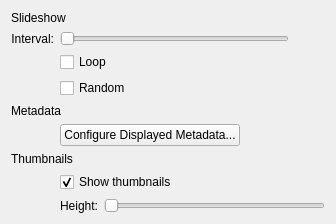
Before: the Qt Designer form app/fullscreenconfigdialog.ui in KDE/gwenview, drawn with Qt 5.
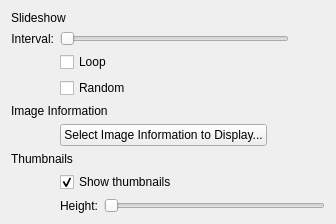
After: the same form once the commit is applied.

Commit message: "Metadata, Meta Information" => "Image Information"

What changed in the file:
```diff
--- a/app/fullscreenconfigdialog.ui
+++ b/app/fullscreenconfigdialog.ui
@@ -89,7 +89,7 @@
    <item row="4" column="0" colspan="2">
     <widget class="QLabel" name="mMetaDataTitle">
      <property name="text">
-      <string>Metadata</string>
+      <string>Image Information</string>
      </property>
      <property name="isTitle" stdset="0">
       <bool>true</bool>
@@ -101,7 +101,7 @@
      <item>
       <widget class="QPushButton" name="mConfigureDisplayedInformationButton">
        <property name="text">
-        <string>Configure Displayed Metadata...</string>
+        <string>Select Image Information to Display...</string>
        </property>
       </widget>
      </item>
@@ -112,7 +112,7 @@
        </property>
        <property name="sizeHint" stdset="0">
         <size>
-         <width>40</width>
+         <width>0</width>
          <height>20</height>
         </size>
        </property>
```
The commit also changes 1 other file.
